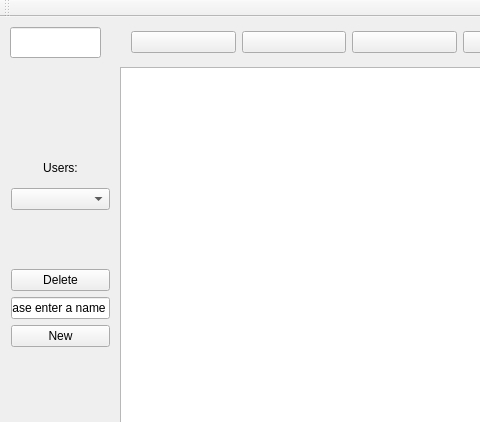
Old version of the form mainwindow.ui in the repository bbaksh/pvz; both pictures show x 0 to 480 and y 0 to 422 of the 1031 by 608 pixel window.
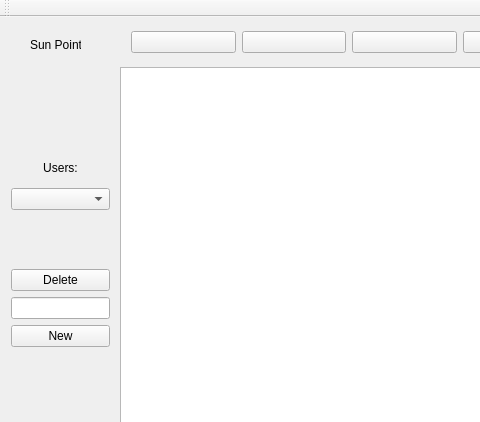
New version of the form.

The edit to the form file:
```diff
--- a/mainwindow.ui
+++ b/mainwindow.ui
@@ -161,7 +161,7 @@
      <item>
       <widget class="QLineEdit" name="nameDisplay">
        <property name="text">
-        <string>Please enter a name</string>
+        <string/>
        </property>
       </widget>
      </item>
@@ -174,16 +174,6 @@
      </item>
     </layout>
    </widget>
-   <widget class="QLineEdit" name="pointsDisplay">
-    <property name="geometry">
-     <rect>
-      <x>10</x>
-      <y>10</y>
-      <width>91</width>
-      <height>31</height>
-     </rect>
-    </property>
-   </widget>
    <widget class="QLabel" name="userButtonLabel">
     <property name="geometry">
      <rect>
@@ -203,6 +193,32 @@
      <set>Qt::AlignCenter</set>
     </property>
    </widget>
+   <widget class="QLabel" name="pointsDisplay">
+    <property name="geometry">
+     <rect>
+      <x>10</x>
+      <y>0</y>
+      <width>91</width>
+      <height>31</height>
+     </rect>
+    </property>
+    <property name="text">
+     <string/>
+    </property>
+   </widget>
+   <widget class="QLabel" name="sunPointsLabel">
+    <property name="geometry">
+     <rect>
+      <x>30</x>
+      <y>20</y>
+      <width>51</width>
+      <height>16</height>
+     </rect>
+    </property>
+    <property name="text">
+     <string>Sun Points</string>
+    </property>
+   </widget>
   </widget>
   <widget class="QMenuBar" name="menuBar">
    <property name="geometry">
```
Left out of the diff: 5 changed lines with no effect on the pictures.
